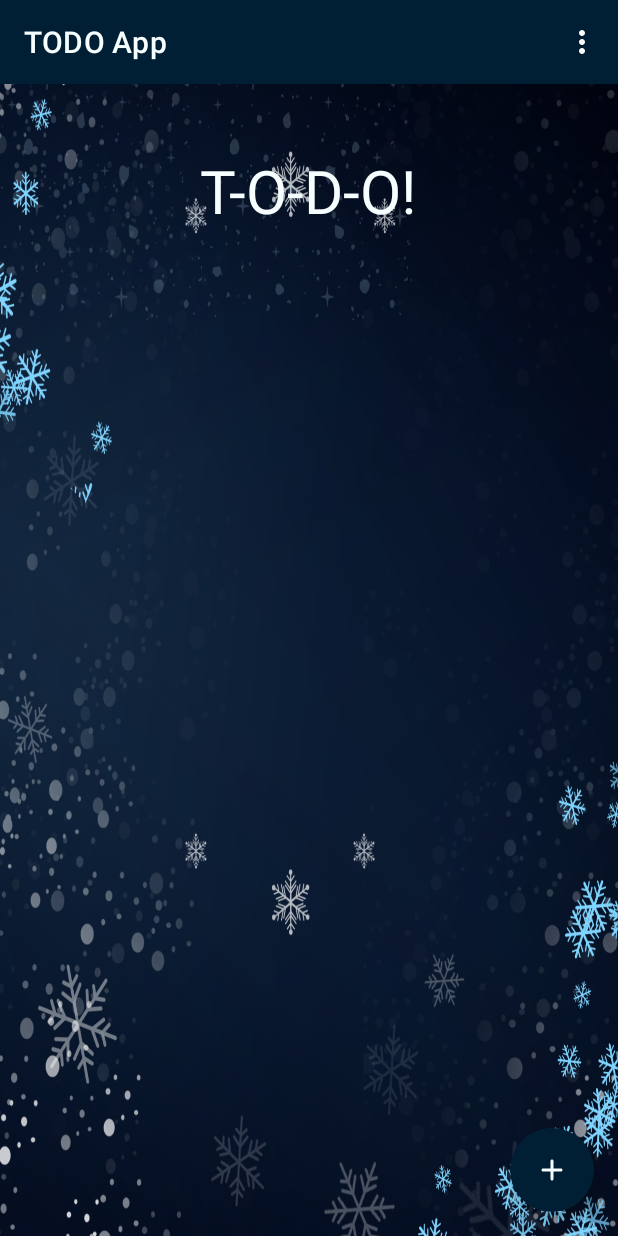
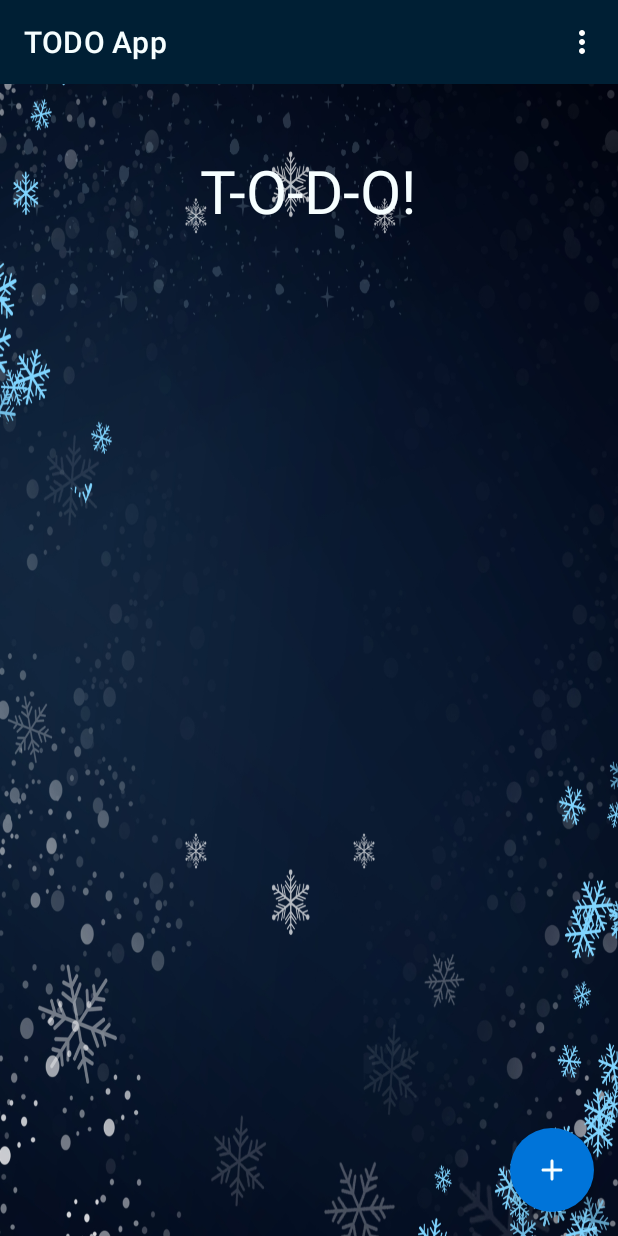
Before and after one commit to Younes-ch/todo-mobile-app, an Android app: the HomeActivity screen opened directly, with no data from a screen before it, on a phone screen of 412 x 824 dp. Run offline under Robolectric (Android 15) with nearby library versions, the phone set to English and light mode, and no system bars; libraries missing offline, so code that uses them is left out: it.xabaras.android; Roboto replaces fonts that are not available here.

Commit message:
Changed Add task button color

```diff
--- a/app/src/main/res/layout/activity_home.xml
+++ b/app/src/main/res/layout/activity_home.xml
@@ -47,7 +47,7 @@
         android:layout_marginEnd="16dp"
         android:layout_marginBottom="16dp"
         app:borderWidth="0dp"
-        android:backgroundTint="@color/dark_blue"
+        android:backgroundTint="@color/light_blue"
         android:src="@drawable/ic_round_add_24" />
 
 </RelativeLayout>
```
